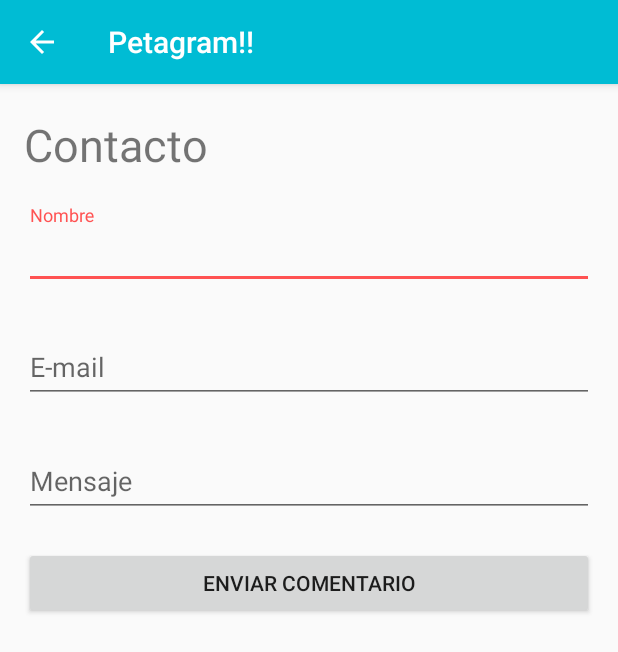
After one commit to xHernanL/Petagram, an Android app: the Contacto screen opened directly, with no data from a screen before it, on a phone screen of 412 x 824 dp. The commit adds this screen. Shown: the top 652 px of the screen. Run offline under Robolectric (Android 15) with nearby library versions, the phone set to English and light mode, and no system bars.

Commit message:
Upload 03/09 - Activity Contacto, JavaMail

```diff
--- /dev/null
+++ b/app/src/main/java/com/example/petagram/Contacto.java
@@ -0,0 +1,46 @@
+package com.example.petagram;
+
+import androidx.appcompat.app.AppCompatActivity;
+
+import android.os.Bundle;
+import android.view.View;
+import android.widget.Button;
+import android.widget.EditText;
+
+public class Contacto extends AppCompatActivity implements View.OnClickListener{
+
+    private EditText editTextEmail;
+    private EditText editTextSubject;
+    private EditText editTextMessage;
+
+    private Button buttonSend;
+
+    @Override
+    protected void onCreate(Bundle savedInstanceState) {
+        super.onCreate(savedInstanceState);
+        setContentView(R.layout.activity_contacto);
+
+        editTextEmail = (EditText) findViewById(R.id.editTextEmail);
+        editTextSubject = (EditText) findViewById(R.id.editTextSubject);
+        editTextMessage = (EditText) findViewById(R.id.editTextMessage);
+
+        buttonSend = (Button) findViewById(R.id.btn_enviar);
+
+        buttonSend.setOnClickListener(this);
+    }
+
+    private void sendEmail(){
+        String email=editTextEmail.getText().toString().trim();
+        String subject = editTextSubject.getText().toString().trim();
+        String message = editTextMessage.getText().toString().trim();
+
+        JavaMailAPI sm = new JavaMailAPI(this,email,subject,message);
+
+        sm.execute();
+    }
+    @Override
+    public void onClick(View v) {
+        sendEmail();
+
+    }
+}
--- /dev/null
+++ b/app/src/main/java/com/example/petagram/Utils.java
@@ -0,0 +1,6 @@
+package com.example.petagram;
+
+public class Utils {
+    public static final String EMAIL = "courserabit06@gmail.com";
+    public static final String PASSWORD = "prueba123";
+}
--- /dev/null
+++ b/app/src/main/res/layout/activity_contacto.xml
@@ -0,0 +1,68 @@
+<?xml version="1.0" encoding="utf-8"?>
+
+<LinearLayout xmlns:android="http://schemas.android.com/apk/res/android"
+    android:layout_width="match_parent"
+    android:layout_height="match_parent"
+    android:orientation="vertical"
+    android:paddingLeft="16dp"
+    android:paddingRight="16dp">
+
+    <!-- TextView Titulo -->
+    <com.google.android.material.textfield.TextInputLayout
+        android:layout_width="match_parent"
+        android:layout_height="wrap_content"
+        android:layout_marginTop="20dp">
+    <TextView
+        android:layout_width="match_parent"
+        android:layout_height="match_parent"
+        android:text="@string/title_contacto"
+        android:textSize="30sp"/>
+    </com.google.android.material.textfield.TextInputLayout>
+
+    <!-- EditText Subject con Material Design -->
+    <com.google.android.material.textfield.TextInputLayout
+        android:layout_width="match_parent"
+        android:layout_height="wrap_content"
+        android:layout_marginTop="20dp">
+        <EditText
+            android:id="@+id/editTextSubject"
+            android:layout_width="match_parent"
+            android:layout_height="wrap_content"
+            android:hint="@string/name_contact"/>
+    </com.google.android.material.textfield.TextInputLayout>
+
+
+    <!-- EditText E-mail con Material Design -->
+    <com.google.android.material.textfield.TextInputLayout
+        android:layout_width="match_parent"
+        android:layout_height="wrap_content"
+        android:layout_marginTop="20dp">
+        <EditText
+            android:id="@+id/editTextEmail"
+            android:layout_width="match_parent"
+            android:layout_height="wrap_content"
+            android:hint="@string/email_contact"/>
+    </com.google.android.material.textfield.TextInputLayout>
+
+    <!-- EditText Mensaje con Material Design -->
+    <com.google.android.material.textfield.TextInputLayout
+        android:layout_width="match_parent"
+        android:layout_height="wrap_content"
+        android:layout_marginTop="20dp">
+        <EditText
+            android:id="@+id/editTextMessage"
+            android:layout_width="match_parent"
+            android:layout_height="wrap_content"
+            android:hint="@string/msj_contact"/>
+    </com.google.android.material.textfield.TextInputLayout>
+
+    <!-- Btn Enviar -->
+    <Button
+        android:id="@+id/btn_enviar"
+        android:layout_width="match_parent"
+        android:layout_height="wrap_content"
+        android:layout_marginTop="20dp"
+        android:text="@string/btn_send" />
+
+
+</LinearLayout>
--- a/app/src/main/res/values/strings.xml
+++ b/app/src/main/res/values/strings.xml
@@ -1,3 +1,16 @@
 <resources>
     <string name="app_name">Petagram!!</string>
+    <!-- Activity Contacto -->
+    <string name="title_contacto">Contacto</string>
+    <string name="name_contact">Nombre</string>
+    <string name="email_contact">E-mail</string>
+    <string name="msj_contact">Mensaje</string>
+    <string name="btn_send">Enviar Comentario</string>
+    <!-- Activity Acerca de -->
+    <string name="title_bio">Acerca de mí</string>
+    <string name="texto_bio">Mi nombre es Hernán López y actualmente estoy cursando el curso Desarrollo de Aplicaciones de Android :)</string>
+
+
+
+
 </resources>
```
Also changed, not shown: app/build.gradle (+7 -1 lines), app/src/main/AndroidManifest.xml (+10 -7 lines), app/src/main/java/com/example/petagram/AcercaDe.java (added, +14 -0 lines), app/src/main/java/com/example/petagram/JavaMailAPI.java (added, +92 -0 lines), app/src/main/java/com/example/petagram/MainActivity.java (+20 -2 lines), app/src/main/res/layout/activity_acerca_de.xml (added, +24 -0 lines), app/src/main/res/menu/menu.xml (+8 -1 lines), app/libs/activation.jar (added), app/libs/additionnal.jar (added), app/libs/mail.jar (added).
